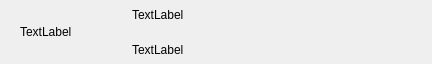
This is razorqt-notify/src/widgetnotification/ui/notification.ui in Razor-qt/razor-qt as Qt 5 draws it before an edit. The edited form follows.
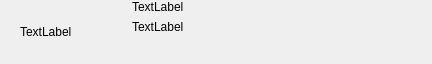
This is the edited form.

Commit message: Integrating notification daemon with razor-qt infrastructure

```diff
--- a/razorqt-notify/src/widgetnotification/ui/notification.ui
+++ b/razorqt-notify/src/widgetnotification/ui/notification.ui
@@ -29,7 +29,7 @@
    <item row="0" column="0">
     <layout class="QHBoxLayout" name="horizontalLayout">
      <property name="spacing">
-      <number>-1</number>
+      <number>6</number>
      </property>
      <item>
       <spacer name="horizontalSpacer">
@@ -76,12 +76,12 @@
      <item>
       <layout class="QVBoxLayout" name="verticalLayout">
        <property name="spacing">
-        <number>-1</number>
+        <number>6</number>
        </property>
        <item>
         <layout class="QHBoxLayout" name="horizontalLayout_3">
          <property name="spacing">
-          <number>-1</number>
+          <number>6</number>
          </property>
          <item>
           <widget class="QLabel" name="applicationSummaryLabel">
@@ -101,7 +101,7 @@
        <item>
         <layout class="QHBoxLayout" name="horizontalLayout_2">
          <property name="spacing">
-          <number>-1</number>
+          <number>6</number>
          </property>
          <item>
           <widget class="QLabel" name="applicationBodyLabel">
@@ -118,6 +118,19 @@
          </item>
         </layout>
        </item>
+       <item>
+        <spacer name="verticalSpacer">
+         <property name="orientation">
+          <enum>Qt::Vertical</enum>
+         </property>
+         <property name="sizeHint" stdset="0">
+          <size>
+           <width>20</width>
+           <height>40</height>
+          </size>
+         </property>
+        </spacer>
+       </item>
       </layout>
      </item>
     </layout>
```
The commit also changes 12 other files.
